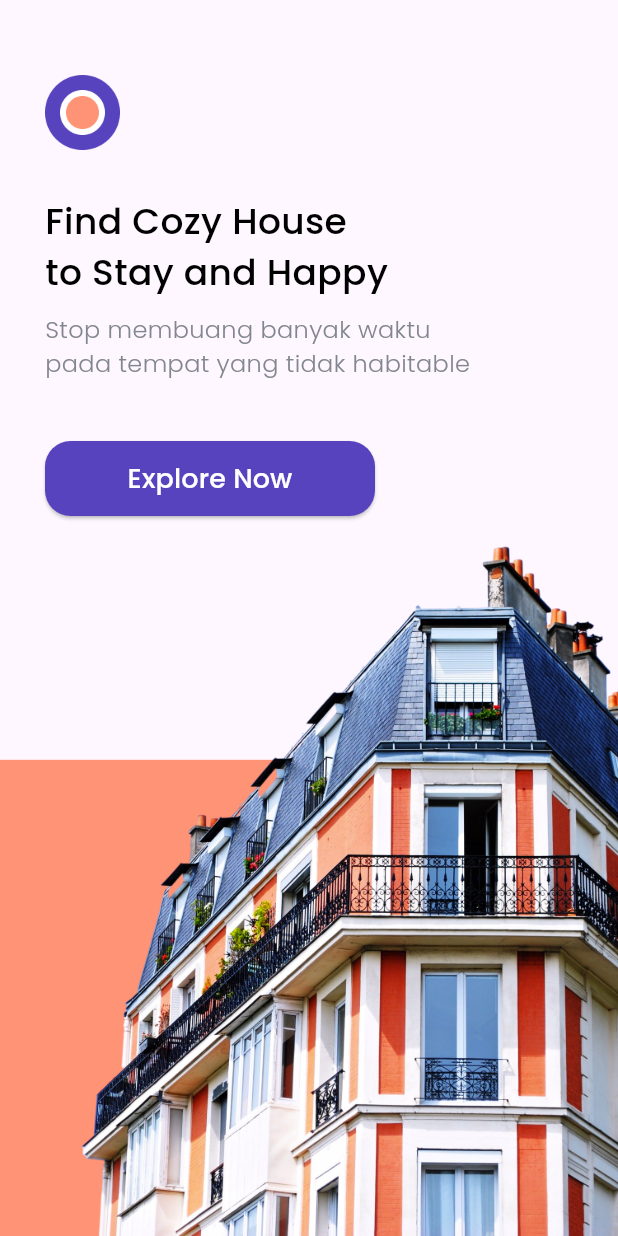
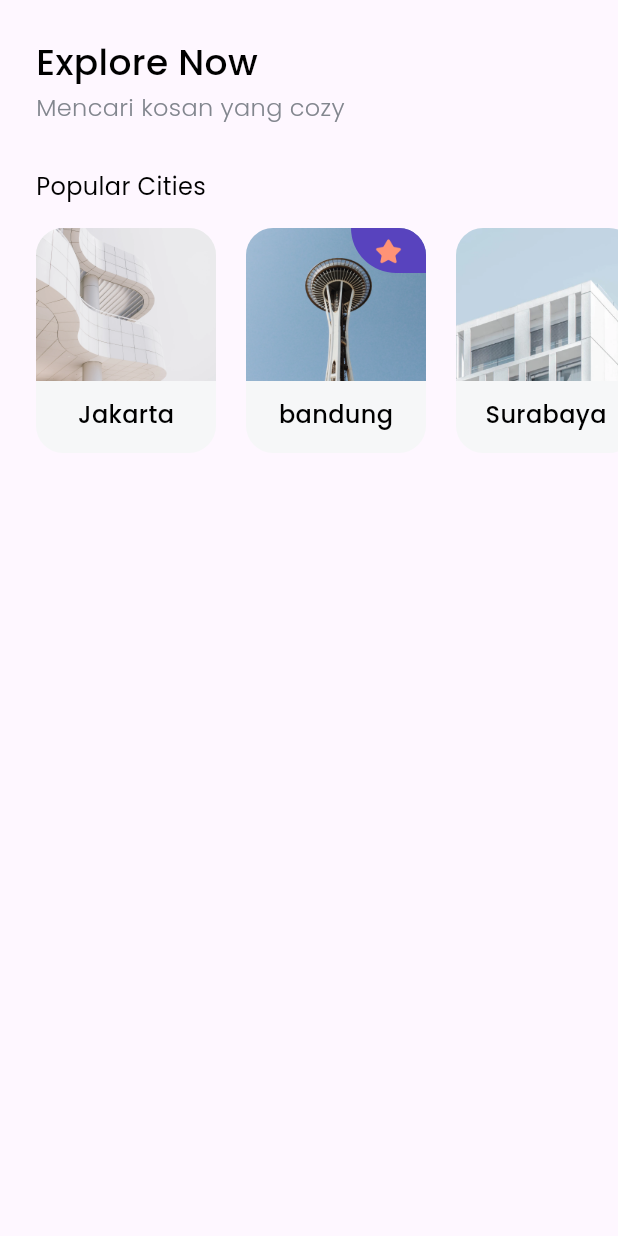
Before and after one commit to petelpop/CozyNest, a Flutter app: the screen it shows after launch, after a tap on "Explore Now", on a phone screen of 412 x 824 dp. Run offline on Flutter 3.47's test engine with Material 3 defaults, Android fonts, the phone set to English and light mode, and no system bars; our stand-ins replace google_fonts.

Commit message:
create home page with popular cities

```diff
--- /dev/null
+++ b/lib/models/City.dart
@@ -0,0 +1,8 @@
+class City {
+  int id;
+  String image;
+  String text;
+  bool isPopular;
+
+  City({required this.id, required this.image, required this.text, this.isPopular = false});
+}
--- /dev/null
+++ b/lib/pages/home_page.dart
@@ -0,0 +1,67 @@
+import 'package:cozy/models/City.dart';
+import 'package:cozy/theme.dart';
+import 'package:cozy/widgets/city_card.dart';
+import 'package:flutter/material.dart';
+import 'package:flutter/widgets.dart';
+
+class HomePage extends StatelessWidget {
+  const HomePage({super.key});
+
+  @override
+  Widget build(BuildContext context) {
+    return Scaffold(
+      body: SafeArea(
+        child: Padding(
+          padding: EdgeInsets.symmetric(vertical: 24),
+          child: ListView(
+            children: [
+              Padding(
+                padding: EdgeInsets.only(left: 24),
+                child: Text(
+                  'Explore Now',
+                  style: blackTextStyle.copyWith(
+                    fontSize: 24
+                  ),
+                  ),
+              ),
+              SizedBox(height: 2),
+              Padding(
+                padding: EdgeInsets.only(left: 24),
+                child: Text(
+                  'Mencari kosan yang cozy',
+                  style: greyTextStyle.copyWith(
+                    fontSize: 16
+                  ),
+                ),
+                ),
+                SizedBox(height: 30),
+                Padding(
+                padding: EdgeInsets.only(left: 24),
+                child: Text(
+                  'Popular Cities',
+                  style: regularTextStyle.copyWith(
+                    fontSize: 16
+                  ),
+                ),
+                ),
+                SizedBox(height: 16),
+                Container(
+                  padding: EdgeInsets.only(left: 14),
+                  height: 150,
+                  child: ListView(
+                    scrollDirection: Axis.horizontal,
+                    children: [
+                      CityCard(city: City(id: 1, image: 'assets/city1.png', text: 'Jakarta')),
+                      CityCard(city: City(id: 2, image: 'assets/city2.png', text: 'bandung', isPopular: true)),
+                      CityCard(city: City(id: 3, image: 'assets/city3.png', text: 'Surabaya'))
+                    ],
+                  ),
+                )
+
+            ],
+          ),
+        )
+        ),
+    );
+  }
+}
--- a/lib/pages/splash_page.dart
+++ b/lib/pages/splash_page.dart
@@ -1,3 +1,4 @@
+import 'package:cozy/pages/home_page.dart';
 import 'package:cozy/theme.dart';
 import 'package:flutter/material.dart';
 import 'package:flutter/widgets.dart';
@@ -49,7 +50,9 @@ class SplashPage extends StatelessWidget {
                 ),
                 SizedBox(height: 40),
                 ElevatedButton(
-                  onPressed: (){},
+                  onPressed: (){
+                    Navigator.push(context, MaterialPageRoute(builder: (context) => HomePage()));
+                  },
                   child: Text(
                     'Explore Now',
                     style: whiteTextStyle.copyWith(
--- a/lib/theme.dart
+++ b/lib/theme.dart
@@ -28,3 +28,8 @@ TextStyle purpleTextStyle = GoogleFonts.poppins(
       fontWeight: FontWeight.w500,
       color: purpleColor
 );
+
+TextStyle regularTextStyle = GoogleFonts.poppins(
+      fontWeight: FontWeight.w400,
+      color: blackColor
+);
--- /dev/null
+++ b/lib/widgets/city_card.dart
@@ -0,0 +1,65 @@
+import 'package:cozy/models/City.dart';
+import 'package:cozy/theme.dart';
+import 'package:flutter/material.dart';
+import 'package:flutter/widgets.dart';
+
+class CityCard extends StatelessWidget {
+
+  final City city;
+
+  CityCard({super.key, required this.city});
+
+  @override
+  Widget build(BuildContext context) {
+    return Padding(
+      padding: const EdgeInsets.symmetric(horizontal: 10),
+      child: ClipRRect(
+        borderRadius: BorderRadius.circular(18),
+        child: Container(
+          height: 150,
+          width: 120,
+          color: Color(0xFFF6F7F8),
+          child: Column(
+            children: [
+              Stack(
+                children:[ Image.asset(
+                  city.image,
+                  width: 120,
+                  height: 102,
+                  fit: BoxFit.cover,
+                  ),
+                  city.isPopular ?  Align(
+                    alignment: Alignment.topRight,
+                    child: Container(
+                      height: 30,
+                      width: 50,
+                      decoration: BoxDecoration(
+                        color: purpleColor,
+                        borderRadius: BorderRadius.only(bottomLeft: Radius.circular(30))
+                      ),
+                      child: Center(
+                        child: Image.asset(
+                          'assets/icon_star.png',
+                          width: 22,
+                          height: 22,
+                          ),
+                          ),
+                    ),
+                  )
+                  : Container(),
+                ]
+              ),
+                SizedBox(height: 11),
+                Text(
+                  city.text,
+                  style: blackTextStyle.copyWith(
+                    fontSize: 16,
+                  ),
+                  )
+            ],
+          ),
+        ),
+      ),
+    );
+  }
+}
```
